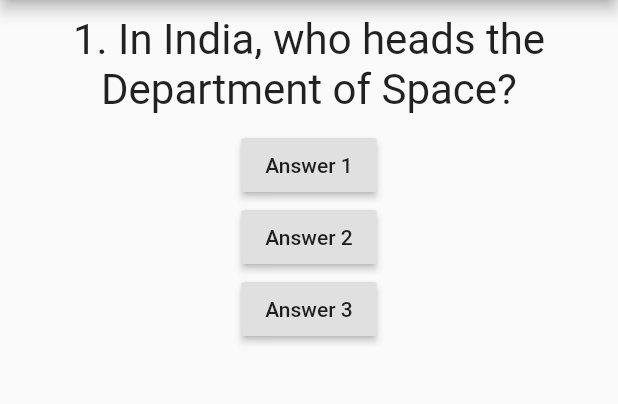
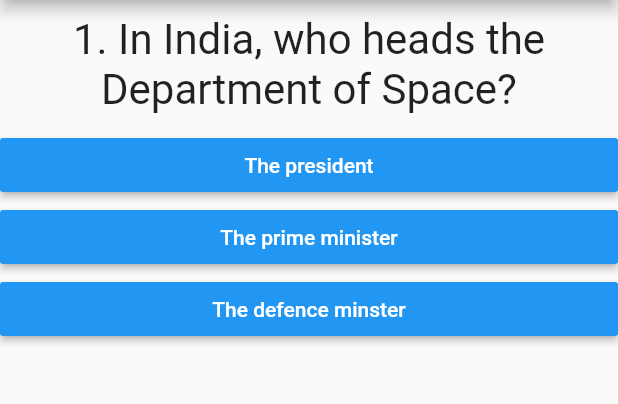
Before and after one commit to madhank93/Quizzy, a Flutter app: the screen it shows after launch, on a phone screen of 412 x 824 dp, the part 84-488 px from its top. Run offline on Flutter 3.47's test engine with Material 2 defaults, Android fonts, the phone set to English and light mode, and no system bars.

Commit message:
Answer widget

```diff
--- a/lib/answer.dart
+++ b/lib/answer.dart
@@ -0,0 +1,21 @@
+import 'package:flutter/material.dart';
+
+class Answer extends StatelessWidget {
+  final Function selectHandler;
+  String answerText;
+
+  Answer(this.selectHandler, this.answerText);
+
+  @override
+  Widget build(BuildContext context) {
+    return Container(
+      width: double.infinity,
+      child: RaisedButton(
+        color: Colors.blue,
+        textColor: Colors.white,
+        child: Text(answerText),
+        onPressed: selectHandler,
+      ),
+    );
+  }
+}
--- a/lib/main.dart
+++ b/lib/main.dart
@@ -1,4 +1,5 @@
 import 'package:flutter/material.dart';
+import 'package:flutter_quiz/answer.dart';
 import 'package:flutter_quiz/question.dart';
 
 void main() => runApp(QuizApp());
@@ -21,11 +22,23 @@ class _QuizAppState extends State<QuizApp> {
     });
   }
 
-  List<String> ques = ["1. In India, who heads the Department of Space?",
-  "2. Who wrote Das Kapital?",
-  "3. Which pop album is the best selling of all time?",
-  "4. Who directed the epic historical drama Schindler\'s List in 1993?",
-  "5. Which boxer inflicted Muhammad Ali\'s first defeat in professional boxing?"];
+  static const ques = [
+    {"questionText": "1. In India, who heads the Department of Space?",
+    "answers": ['The president', 'The prime minister', 'The defence minster'],
+    "correct": 'The prime minister'},
+    {"questionText":"2. Who wrote Das Kapital?",
+    "answers": ['Karl Marx', 'Friedrich Engels', 'Leon Trotsky'],
+    "correct": 'Karl Marx'},
+    {"questionText": "3. Which pop album is the best selling of all time",
+    "answers": ['Thriller by Michael Jackson', 'The Beatles by The Beatles', 'Purple Rain by Prince and The Revolution'],
+    "correct": 'Thriller by Michael Jackson'},
+    {"questionText": "4. Who directed the epic historical drama Schindler\'s List in 1993?",
+    "answers": ['James Cameron', 'Martin Scorsese', 'Steven Spielberg'],
+    "correct": 'Steven Spielberg'},
+    {"questionText": "5. Which boxer inflicted Muhammad Ali\'s first defeat in professional boxing?",
+    "answers": ['Rocky Marciano', 'Joe Frazier', 'Joe Louis'],
+    "correct": 'Joe Frazier'}
+    ];
 
   @override
   Widget build(BuildContext context) {
@@ -36,19 +49,10 @@ class _QuizAppState extends State<QuizApp> {
         ),
         body: Column(
           children: [
-            Question(ques[_questionIndex]),
-            RaisedButton(
-              child: Text("Answer 1"),
-              onPressed: _answerQuestion,
-            ),
-            RaisedButton(
-              child: Text("Answer 2"),
-              onPressed: _answerQuestion,
-            ),
-            RaisedButton(
-              child: Text("Answer 3"),
-              onPressed: _answerQuestion,
-            )
+            Question(ques[_questionIndex]['questionText']),
+            ...(ques[_questionIndex]['answers'] as List<String>).map((answer) {
+              return Answer(_answerQuestion, answer);
+            }).toList()
           ],
         ),
       ),
--- a/pubspec.yaml
+++ b/pubspec.yaml
@@ -14,7 +14,7 @@ description: A new Flutter application.
 version: 1.0.0+1
 
 environment:
-  sdk: ">=2.1.0 <3.0.0"
+  sdk: ">=2.2.0 <3.0.0"
 
 dependencies:
   flutter:
```
